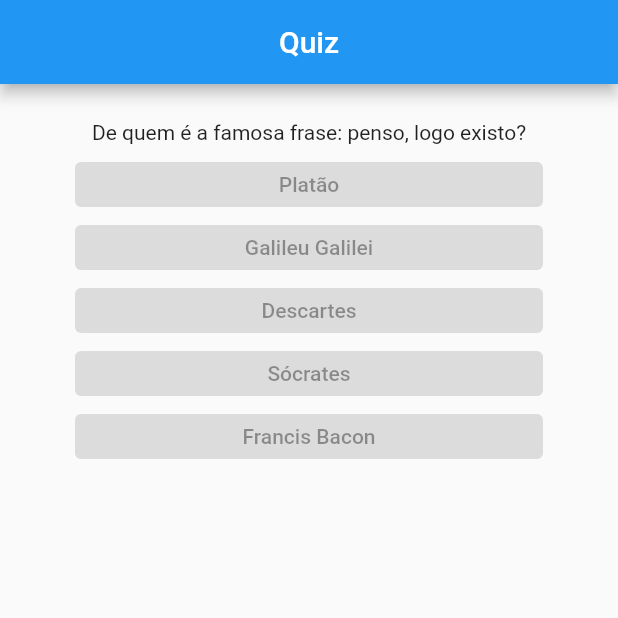
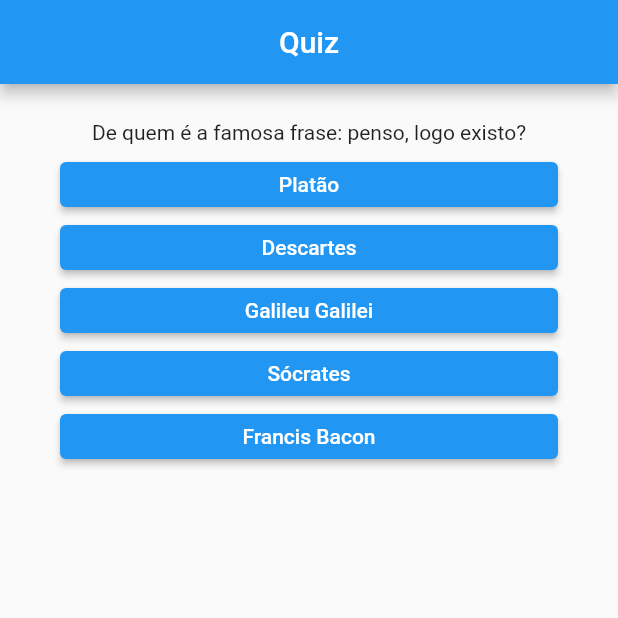
Before and after one commit to j1000tonm/Flutter-Ifal, a Flutter app: the screen it shows after launch, on a phone screen of 412 x 824 dp, the top half of it. Run offline on Flutter 3.47's test engine with Material 2 defaults, Android fonts, the phone set to English and light mode, and no system bars.

Commit message:
created class question

```diff
--- a/Quiz/lib/answer.dart
+++ b/Quiz/lib/answer.dart
@@ -2,17 +2,27 @@ import 'package:flutter/material.dart';
 
 class AnswerButton extends StatelessWidget {
   final String text;
+  final String value;
+  final void Function(String text) action;
 
-  const AnswerButton({super.key, required this.text});
+  const AnswerButton(
+      {super.key,
+      required this.text,
+      required this.action,
+      required this.value});
 
   @override
   Widget build(BuildContext context) {
     return Padding(
-      padding: const EdgeInsets.only(left: 50, right: 50, top: 12),
+      padding: const EdgeInsets.only(left: 40, right: 40, top: 12),
       child: SizedBox(
         width: MediaQuery.of(context).size.width,
         height: 30,
-        child: ElevatedButton(onPressed: null, child: Text(text)),
+        child: ElevatedButton(
+            onPressed: () {
+              action(value);
+            },
+            child: Text(text)),
       ),
     );
   }
--- /dev/null
+++ b/Quiz/lib/question.dart
@@ -0,0 +1,17 @@
+import 'package:flutter/material.dart';
+
+class QuestionTitle extends StatelessWidget {
+  final String text;
+
+  const QuestionTitle({super.key, required this.text});
+
+  @override
+  Widget build(BuildContext context) {
+    return Padding(
+        padding: const EdgeInsets.only(top: 24),
+        child: Row(
+          mainAxisAlignment: MainAxisAlignment.center,
+          children: [Text(text)],
+        ));
+  }
+}
--- a/Quiz/lib/questions.dart
+++ b/Quiz/lib/questions.dart
@@ -3,8 +3,8 @@ var questions = [
     "question": "De quem é a famosa frase: penso, logo existo?",
     "answers": [
       {"a": "Platão"},
+      {"c": "Descartes"},
       {"b": "Galileu Galilei"},
-      {"c": "Descartes"},
       {"d": "Sócrates"},
       {"e": "Francis Bacon"},
     ],
--- a/Quiz/lib/view.dart
+++ b/Quiz/lib/view.dart
@@ -1,5 +1,6 @@
 import 'package:flutter/material.dart';
 import 'package:minimal/answer.dart';
+import 'package:minimal/question.dart';
 import 'package:minimal/questions.dart';
 
 class Quiz extends StatefulWidget {
@@ -13,6 +14,7 @@ class Quiz extends StatefulWidget {
 
 class QuizView extends State<Quiz> {
   var currentQuestion = 0;
+  var correctAnswer = 0;
 
   String getQuestionTitle() {
     return questions.elementAt(currentQuestion)['question'].toString();
@@ -24,6 +26,32 @@ class QuizView extends State<Quiz> {
     return answers.elementAt(index).values.first;
   }
 
+  String getAnswerKey(int index) {
+    var answers = questions.elementAt(currentQuestion)['answers']
+        as List<Map<String, String>>;
+    return answers.elementAt(index).keys.first;
+  }
+
+  void answer(String value) {
+    var correct =
+        questions.elementAt(currentQuestion)['correctAnswer'].toString();
+    if (value == correct) {
+      correctAnswer++;
+    }
+    if (currentQuestion < (questions.length)) {
+      setState(() {
+        currentQuestion++;
+      });
+    }
+  }
+
+  void reset() {
+    setState(() {
+      correctAnswer = 0;
+      currentQuestion = 0;
+    });
+  }
+
   @override
   Widget build(BuildContext context) {
     return MaterialApp(
@@ -33,19 +61,35 @@ class QuizView extends State<Quiz> {
           title: const Text('Quiz'),
         ),
         body: Column(
-          children: [
-            Padding(
-                padding: const EdgeInsets.only(top: 24),
-                child: Row(
-                  mainAxisAlignment: MainAxisAlignment.center,
-                  children: [Text(getQuestionTitle())],
-                )),
-            AnswerButton(text: getAnswerText(0)),
-            AnswerButton(text: getAnswerText(1)),
-            AnswerButton(text: getAnswerText(2)),
-            AnswerButton(text: getAnswerText(3)),
-            AnswerButton(text: getAnswerText(4)),
-          ],
+          children: currentQuestion < questions.length
+              ? [
+                  QuestionTitle(text: getQuestionTitle()),
+                  AnswerButton(
+                      text: getAnswerText(0),
+                      action: answer,
+                      value: getAnswerKey(0)),
+                  AnswerButton(
+                      text: getAnswerText(1),
+                      action: answer,
+                      value: getAnswerKey(1)),
+                  AnswerButton(
+                      text: getAnswerText(2),
+                      action: answer,
+                      value: getAnswerKey(2)),
+                  AnswerButton(
+                      text: getAnswerText(3),
+                      action: answer,
+                      value: getAnswerKey(3)),
+                  AnswerButton(
+                      text: getAnswerText(4),
+                      action: answer,
+                      value: getAnswerKey(4)),
+                ]
+              : [
+                  Text('O jogo acabou! Voce acertou $correctAnswer respostas.'),
+                  ElevatedButton(
+                      onPressed: reset, child: const Text('Reiniciar o jogo'))
+                ],
         ),
       ),
     );
```
